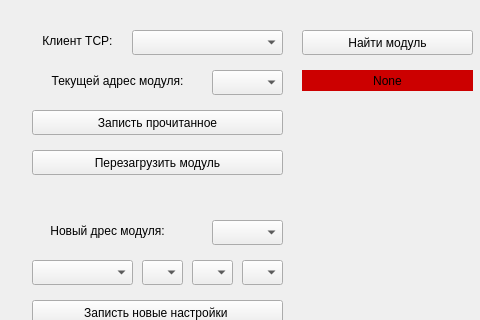
ualex90/SmartHomeRecovery, file src/qt/UI/UI_MainWin.ui: the form before one commit; both pictures show x 688 to 1168 and y 0 to 320 of the 1168 by 769 pixel window.
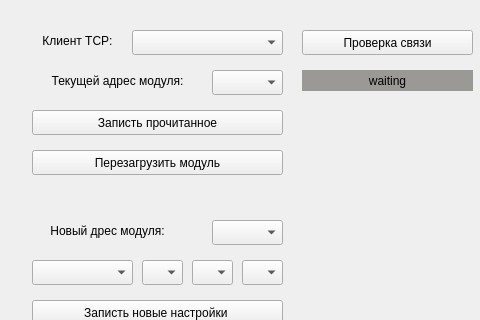
The form after the commit.

Commit message: Добавлена проверка связи с записываемым модулем и реализована запись считанных данных

What changed in the file:
```diff
--- a/src/qt/UI/UI_MainWin.ui
+++ b/src/qt/UI/UI_MainWin.ui
@@ -107,7 +107,7 @@
      </rect>
     </property>
     <property name="text">
-     <string>Найти модуль</string>
+     <string>Проверка связи</string>
     </property>
    </widget>
    <widget class="QComboBox" name="write_client_box">
@@ -195,10 +195,10 @@
      </rect>
     </property>
     <property name="styleSheet">
-     <string notr="true">background-color: rgb(204, 0, 0);</string>
+     <string notr="true">background-color: rgb(154, 153, 150);</string>
     </property>
     <property name="text">
-     <string>None</string>
+     <string>waiting</string>
     </property>
     <property name="alignment">
      <set>Qt::AlignCenter</set>
```
Left out of the diff: 2 changed lines with no effect on the pictures. The commit also changes 5 other files.
